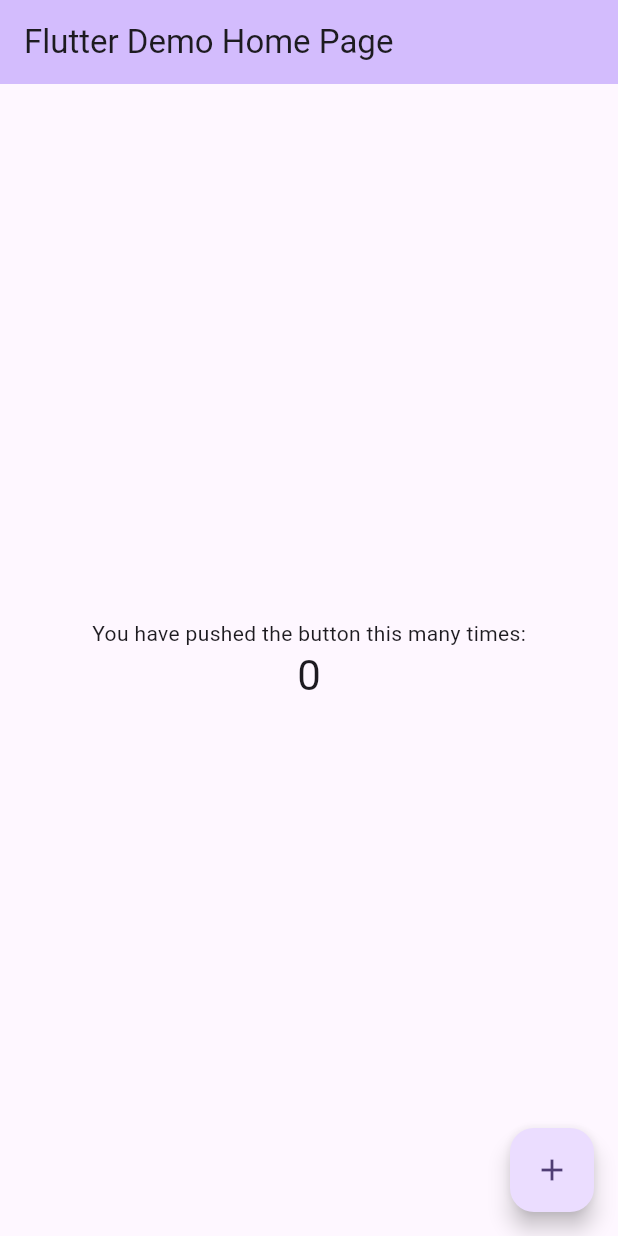
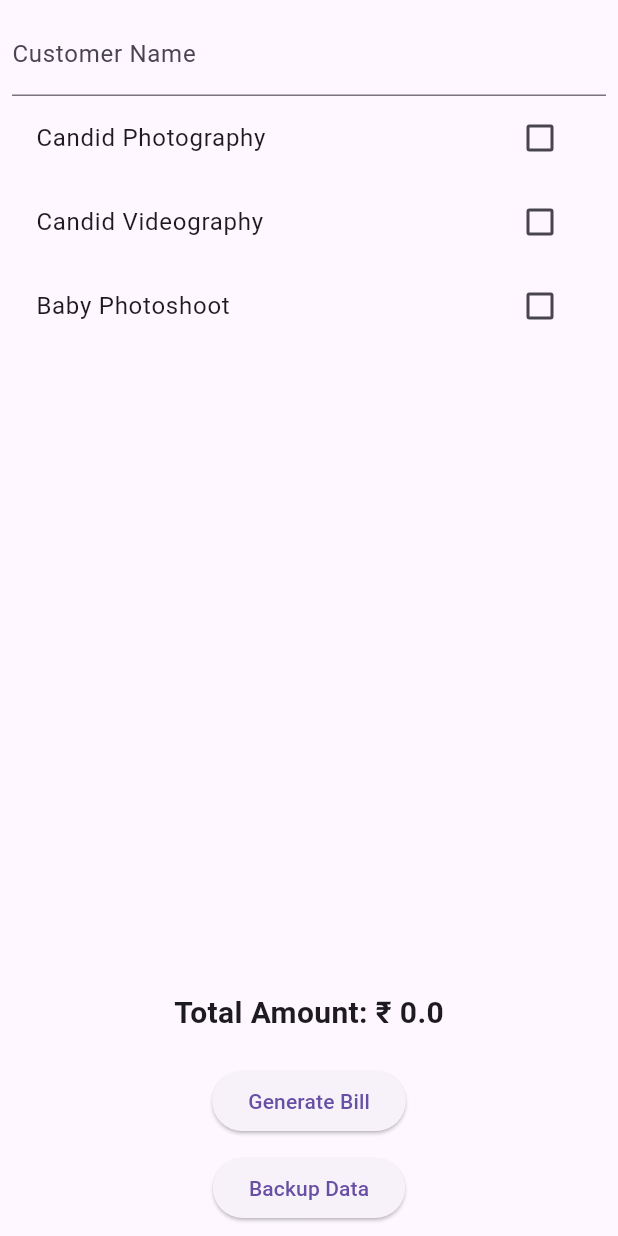
Before and after one commit to MeetM2711/bulling_software, a Flutter app: the screen it shows after launch, on a phone screen of 412 x 824 dp. Run offline on Flutter 3.47's test engine with Material 3 defaults, Android fonts, the phone set to English and light mode, and no system bars; our stand-ins replace get, pdf, printing.

Commit message:
Billing demo create

```diff
--- /dev/null
+++ b/lib/controllers/billing_controller.dart
@@ -0,0 +1,40 @@
+import 'package:get/get.dart';
+
+class BillingController extends GetxController {
+  var customerName = ''.obs;
+  var selectedServices = <String, bool>{}.obs;
+  var totalAmount = 0.0.obs;
+
+  final Map<String, double> services = {
+    'Candid Photography': 40000.0,
+    'Candid Videography': 50000.0,
+    'Baby Photoshoot': 30000.0,
+  };
+
+  void updateCustomerName(String name) {
+    customerName.value = name;
+  }
+
+  void calculateTotal() {
+    final selectedValues =
+        selectedServices.entries.where((entry) => entry.value);
+
+    if (selectedValues.isNotEmpty) {
+      totalAmount.value = selectedValues
+          .map((entry) => services[entry.key]!)
+          .reduce((a, b) => a + b);
+    } else {
+      totalAmount.value = 0.0;
+    }
+  }
+
+  void toggleService(String service, bool isSelected) {
+    selectedServices[service] = isSelected;
+    calculateTotal();
+  }
+
+  void backupData() {
+    // Logic to back up data (e.g., saving to a file)
+    print("Backup Data: ${customerName.value}, Total: ₹${totalAmount.value}");
+  }
+}
--- a/lib/main.dart
+++ b/lib/main.dart
@@ -1,4 +1,7 @@
+import 'package:billing_project/screens/billing_screen.dart';
+import 'package:billing_project/utils/strings.dart';
 import 'package:flutter/material.dart';
+import 'package:get/get.dart';
 
 void main() {
   runApp(const MyApp());
@@ -7,119 +10,15 @@
 class MyApp extends StatelessWidget {
   const MyApp({super.key});
 
-  // This widget is the root of your application.
   @override
   Widget build(BuildContext context) {
-    return MaterialApp(
-      title: 'Flutter Demo',
+    return GetMaterialApp(
+      debugShowCheckedModeBanner: false,
+      title: AppText.title,
       theme: ThemeData(
-        // This is the theme of your application.
-        //
-        // TRY THIS: Try running your application with "flutter run". You'll see
-        // the application has a purple toolbar. Then, without quitting the app,
-        // try changing the seedColor in the colorScheme below to Colors.green
-        // and then invoke "hot reload" (save your changes or press the "hot
-        // reload" button in a Flutter-supported IDE, or press "r" if you used
-        // the command line to start the app).
-        //
-        // Notice that the counter didn't reset back to zero; the application
-        // state is not lost during the reload. To reset the state, use hot
-        // restart instead.
-        //
-        // This works for code too, not just values: Most code changes can be
-        // tested with just a hot reload.
-        colorScheme: ColorScheme.fromSeed(seedColor: Colors.deepPurple),
-        useMaterial3: true,
+        primarySwatch: Colors.blue,
       ),
-      home: const MyHomePage(title: 'Flutter Demo Home Page'),
+      home: BillingScreen(),
     );
   }
 }
-
-class MyHomePage extends StatefulWidget {
-  const MyHomePage({super.key, required this.title});
-
-  // This widget is the home page of your application. It is stateful, meaning
-  // that it has a State object (defined below) that contains fields that affect
-  // how it looks.
-
-  // This class is the configuration for the state. It holds the values (in this
-  // case the title) provided by the parent (in this case the App widget) and
-  // used by the build method of the State. Fields in a Widget subclass are
-  // always marked "final".
-
-  final String title;
-
-  @override
-  State<MyHomePage> createState() => _MyHomePageState();
-}
-
-class _MyHomePageState extends State<MyHomePage> {
-  int _counter = 0;
-
-  void _incrementCounter() {
-    setState(() {
-      // This call to setState tells the Flutter framework that something has
-      // changed in this State, which causes it to rerun the build method below
-      // so that the display can reflect the updated values. If we changed
-      // _counter without calling setState(), then the build method would not be
-      // called again, and so nothing would appear to happen.
-      _counter++;
-    });
-  }
-
-  @override
-  Widget build(BuildContext context) {
-    // This method is rerun every time setState is called, for instance as done
-    // by the _incrementCounter method above.
-    //
-    // The Flutter framework has been optimized to make rerunning build methods
-    // fast, so that you can just rebuild anything that needs updating rather
-    // than having to individually change instances of widgets.
-    return Scaffold(
-      appBar: AppBar(
-        // TRY THIS: Try changing the color here to a specific color (to
-        // Colors.amber, perhaps?) and trigger a hot reload to see the AppBar
-        // change color while the other colors stay the same.
-        backgroundColor: Theme.of(context).colorScheme.inversePrimary,
-        // Here we take the value from the MyHomePage object that was created by
-        // the App.build method, and use it to set our appbar title.
-        title: Text(widget.title),
-      ),
-      body: Center(
-        // Center is a layout widget. It takes a single child and positions it
-        // in the middle of the parent.
-        child: Column(
-          // Column is also a layout widget. It takes a list of children and
-          // arranges them vertically. By default, it sizes itself to fit its
-          // children horizontally, and tries to be as tall as its parent.
-          //
-          // Column has various properties to control how it sizes itself and
-          // how it positions its children. Here we use mainAxisAlignment to
-          // center the children vertically; the main axis here is the vertical
-          // axis because Columns are vertical (the cross axis would be
-          // horizontal).
-          //
-          // TRY THIS: Invoke "debug painting" (choose the "Toggle Debug Paint"
-          // action in the IDE, or press "p" in the console), to see the
-          // wireframe for each widget.
-          mainAxisAlignment: MainAxisAlignment.center,
-          children: <Widget>[
-            const Text(
-              'You have pushed the button this many times:',
-            ),
-            Text(
-              '$_counter',
-              style: Theme.of(context).textTheme.headlineMedium,
-            ),
-          ],
-        ),
-      ),
-      floatingActionButton: FloatingActionButton(
-        onPressed: _incrementCounter,
-        tooltip: 'Increment',
-        child: const Icon(Icons.add),
-      ), // This trailing comma makes auto-formatting nicer for build methods.
-    );
-  }
-}
--- /dev/null
+++ b/lib/screens/billing_screen.dart
@@ -0,0 +1,102 @@
+import 'package:billing_project/utils/strings.dart';
+import 'package:flutter/material.dart';
+import 'package:flutter/services.dart';
+import 'package:get/get.dart';
+import 'package:billing_project/controllers/billing_controller.dart';
+import 'package:pdf/pdf.dart';
+import 'package:pdf/widgets.dart' as pw;
+import 'package:printing/printing.dart';
+
+class BillingScreen extends StatelessWidget {
+  final BillingController controller = Get.put(BillingController());
+
+  BillingScreen({super.key});
+
+  @override
+  Widget build(BuildContext context) {
+    return Scaffold(
+      body: Padding(
+        padding: const EdgeInsets.all(8.0),
+        child: Column(
+          children: [
+            TextField(
+              onChanged: (value) {
+                controller.updateCustomerName(value);
+              },
+              decoration:
+                  const InputDecoration(labelText: AppText.customerName),
+            ),
+            Expanded(
+              child: ListView.builder(
+                itemCount: controller.services.length,
+                itemBuilder: (context, index) {
+                  String service = controller.services.keys.elementAt(index);
+                  return Obx(() => CheckboxListTile(
+                        title: Text(service),
+                        value: controller.selectedServices[service] ?? false,
+                        onChanged: (value) {
+                          controller.toggleService(service, value!);
+                        },
+                      ));
+                },
+              ),
+            ),
+            Obx(() => Text(
+                  '${AppText.totleAmount} ${controller.totalAmount.value}',
+                  style: const TextStyle(
+                      fontSize: 20, fontWeight: FontWeight.bold),
+                )),
+            const SizedBox(height: 20),
+            ElevatedButton(
+              onPressed: () {
+                _generateBill();
+              },
+              child: const Text(AppText.generateBill),
+            ),
+            const SizedBox(height: 10),
+            ElevatedButton(
+              onPressed: () {
+                controller.backupData();
+              },
+              child: const Text(AppText.backupData),
+            ),
+          ],
+        ),
+      ),
+    );
+  }
+
+  void _generateBill() async {
+    final pdf = pw.Document();
+    final font = await rootBundle.load("assets/fonts/NotoSans-Regular.ttf");
+    final ttf = pw.Font.ttf(font);
+
+    pdf.addPage(pw.Page(build: (pw.Context context) {
+      return pw.Column(
+        crossAxisAlignment: pw.CrossAxisAlignment.start,
+        children: [
+          pw.Text(
+              'Bill To: ${Get.find<BillingController>().customerName.value}',
+              style: pw.TextStyle(fontSize: 24, font: ttf)),
+          pw.SizedBox(height: 20),
+          pw.Text('Selected Services:',
+              style: pw.TextStyle(fontSize: 20, font: ttf)),
+          pw.SizedBox(height: 10),
+          ...Get.find<BillingController>()
+              .selectedServices
+              .entries
+              .where((entry) => entry.value)
+              .map((entry) => pw.Text(
+                  '${entry.key} - ₹ ${Get.find<BillingController>().services[entry.key]}',
+                  style: pw.TextStyle(font: ttf))),
+          pw.SizedBox(height: 20),
+          pw.Text('Total: ₹ ${Get.find<BillingController>().totalAmount.value}',
+              style: pw.TextStyle(fontSize: 24, font: ttf)),
+        ],
+      );
+    }));
+
+    await Printing.layoutPdf(
+        onLayout: (PdfPageFormat format) async => pdf.save());
+  }
+}
--- /dev/null
+++ b/lib/utils/strings.dart
@@ -0,0 +1,7 @@
+class AppText {
+  static const String title = 'Photography Billing';
+  static const String customerName = 'Customer Name';
+  static const String totleAmount = 'Total Amount: ₹';
+  static const String generateBill = 'Generate Bill';
+  static const String backupData = 'Backup Data';
+}
```
Also changed, not shown: pubspec.yaml (+9 -8 lines), assets/fonts/NotoSans-Regular.ttf (added), pubspec.lock, 5 other files.
